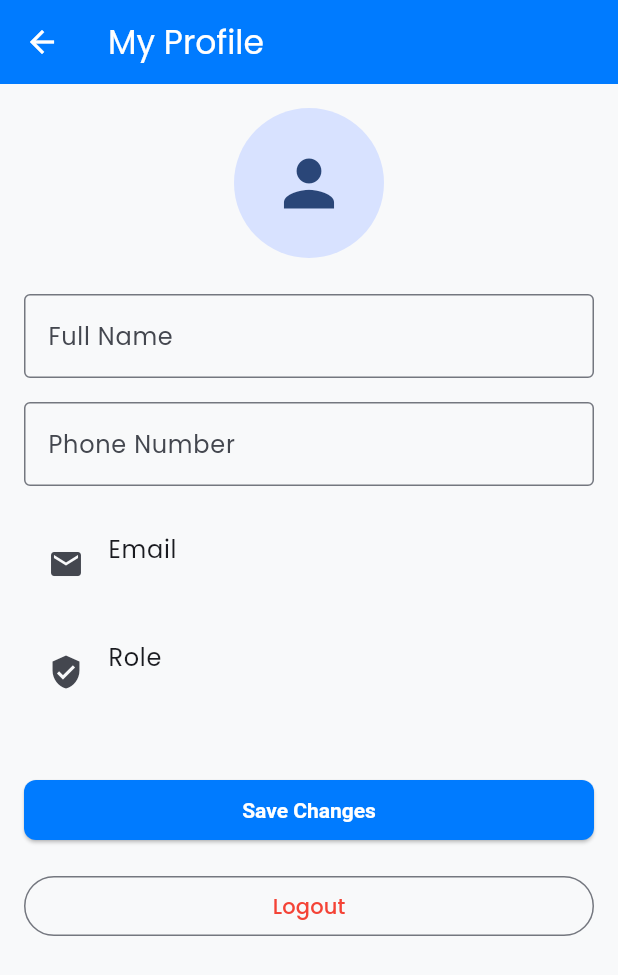
After one commit to SHuzaifaAli/DemoDocApp, a Flutter app: the ProfileScreen screen opened by its route, on a phone screen of 412 x 824 dp. The commit adds this screen. Shown: the top 975 px of the screen. Run offline on Flutter 3.47's test engine with Material 3 defaults, Android fonts, the phone set to English and light mode, and no system bars; our stand-ins replace fl_chart, get, get_storage, google_fonts, permission_handler, supabase_flutter; missing offline and left inert: agora_rtc_engine; accounts and stored records are empty; network calls fail.

Commit message:
Phase 1: Implement Profile Management CRUD and ProfileScreen for all roles

```diff
--- a/lib/features/admin/presentation/screens/admin_dashboard_screen.dart
+++ b/lib/features/admin/presentation/screens/admin_dashboard_screen.dart
@@ -15,8 +15,12 @@ class AdminDashboardScreen extends GetView<AdminController> {
         title: const Text('Admin Dashboard'),
         actions: [
           IconButton(
+            icon: const Icon(Icons.person),
+            onPressed: () => Get.toNamed('/profile'),
+          ),
+          IconButton(
             icon: const Icon(Icons.refresh),
-            onPressed: controller.fetchData,
+            onPressed: () => controller.fetchData(),
           ),
         ],
       ),
--- a/lib/features/auth/data/datasources/auth_remote_datasource.dart
+++ b/lib/features/auth/data/datasources/auth_remote_datasource.dart
@@ -7,6 +7,7 @@ abstract class AuthRemoteDataSource {
   Future<void> signOut();
   Future<UserModel?> getCurrentUser();
   Future<String?> getUserRole(String userId);
+  Future<void> updateProfile(String userId, Map<String, dynamic> data);
 }
 
 class AuthRemoteDataSourceImpl implements AuthRemoteDataSource {
@@ -111,4 +112,9 @@ class AuthRemoteDataSourceImpl implements AuthRemoteDataSource {
       return {};
     }
   }
+
+  @override
+  Future<void> updateProfile(String userId, Map<String, dynamic> data) async {
+    await supabase.from('profiles').update(data).eq('id', userId);
+  }
 }
--- a/lib/features/auth/data/repositories/auth_repository_impl.dart
+++ b/lib/features/auth/data/repositories/auth_repository_impl.dart
@@ -31,4 +31,9 @@ class AuthRepositoryImpl implements AuthRepository {
   Future<String?> getUserRole(String userId) {
     return remoteDataSource.getUserRole(userId);
   }
+
+  @override
+  Future<void> updateProfile(String userId, Map<String, dynamic> data) {
+    return remoteDataSource.updateProfile(userId, data);
+  }
 }
--- a/lib/features/auth/domain/repositories/auth_repository.dart
+++ b/lib/features/auth/domain/repositories/auth_repository.dart
@@ -6,4 +6,5 @@ abstract class AuthRepository {
   Future<void> signOut();
   Future<UserEntity?> getCurrentUser();
   Future<String?> getUserRole(String userId);
+  Future<void> updateProfile(String userId, Map<String, dynamic> data);
 }
--- a/lib/features/auth/domain/usecases/sign_in_usecase.dart
+++ b/lib/features/auth/domain/usecases/sign_in_usecase.dart
@@ -17,6 +17,15 @@ class SignUpUseCase {
   SignUpUseCase(this.repository);
 
   Future<UserEntity> execute(String email, String password, String fullName) {
-    return repository.signUpWithEmail(email, password, fullName);
+    return repository.signUpWithEmail(email, password, fullName: fullName);
   }
 }
+
+class UpdateProfileUseCase {
+  final AuthRepository repository;
+  UpdateProfileUseCase(this.repository);
+
+  Future<void> execute(String userId, Map<String, dynamic> data) {
+    return repository.updateProfile(userId, data);
+  }
+}
--- a/lib/features/auth/presentation/bindings/auth_binding.dart
+++ b/lib/features/auth/presentation/bindings/auth_binding.dart
@@ -21,12 +21,14 @@ class AuthBinding extends Bindings {
     // Use cases
     Get.lazyPut(() => SignInUseCase(Get.find<AuthRepositoryImpl>()));
     Get.lazyPut(() => SignUpUseCase(Get.find<AuthRepositoryImpl>()));
+    Get.lazyPut(() => UpdateProfileUseCase(Get.find<AuthRepositoryImpl>()));
 
     // Controllers
     Get.lazyPut(
       () => AuthController(
         signInUseCase: Get.find<SignInUseCase>(),
         signUpUseCase: Get.find<SignUpUseCase>(),
+        updateProfileUseCase: Get.find<UpdateProfileUseCase>(),
       ),
     );
   }
--- a/lib/features/auth/presentation/controllers/auth_controller.dart
+++ b/lib/features/auth/presentation/controllers/auth_controller.dart
@@ -6,10 +6,12 @@ import 'package:hospital_booking_management/core/constants/app_constants.dart';
 class AuthController extends GetxController {
   final SignInUseCase signInUseCase;
   final SignUpUseCase signUpUseCase;
+  final UpdateProfileUseCase updateProfileUseCase;
 
   AuthController({
     required this.signInUseCase,
     required this.signUpUseCase,
+    required this.updateProfileUseCase,
   });
 
   final _isLoading = false.obs;
@@ -17,6 +19,12 @@ class AuthController extends GetxController {
 
   final _user = Rxn<UserEntity>();
   UserEntity? get user => _user.value;
+
+  @override
+  void onInit() {
+    super.onInit();
+    // In a real app, we'd check for an existing session here
+  }
 
   Future<void> login(String email, String password) async {
     try {
@@ -44,6 +52,28 @@ class AuthController extends GetxController {
     }
   }
 
+  Future<void> updateProfile(Map<String, dynamic> data) async {
+    if (user == null) return;
+    try {
+      _isLoading.value = true;
+      await updateProfileUseCase.execute(user!.id, data);
+      // Update local user state
+      _user.value = UserEntity(
+        id: user!.id,
+        email: user!.email,
+        fullName: data['full_name'] ?? user!.fullName,
+        phoneNumber: data['phone_number'] ?? user!.phoneNumber,
+        avatarUrl: data['avatar_url'] ?? user!.avatarUrl,
+        role: user!.role,
+      );
+      Get.snackbar('Success', 'Profile updated successfully');
+    } catch (e) {
+      Get.snackbar('Error', e.toString());
+    } finally {
+      _isLoading.value = false;
+    }
+  }
+
   void _navigateBasedOnRole(String? role) {
     switch (role) {
       case AppConstants.rolePatient:
--- /dev/null
+++ b/lib/features/auth/presentation/screens/profile_screen.dart
@@ -0,0 +1,79 @@
+import 'package:flutter/material.dart';
+import 'package:get/get.dart';
+import '../controllers/auth_controller.dart';
+
+class ProfileScreen extends StatelessWidget {
+  const ProfileScreen({super.key});
+
+  @override
+  Widget build(BuildContext context) {
+    final controller = Get.find<AuthController>();
+    final fullNameController = TextEditingController(text: controller.user?.fullName);
+    final phoneController = TextEditingController(text: controller.user?.phoneNumber);
+
+    return Scaffold(
+      appBar: AppBar(title: const Text('My Profile')),
+      body: SingleChildScrollView(
+        padding: const EdgeInsets.all(16.0),
+        child: Column(
+          children: [
+            const CircleAvatar(
+              radius: 50,
+              child: Icon(Icons.person, size: 50),
+            ),
+            const SizedBox(height: 24),
+            TextField(
+              controller: fullNameController,
+              decoration: const InputDecoration(
+                labelText: 'Full Name',
+                border: OutlineInputBorder(),
+              ),
+            ),
+            const SizedBox(height: 16),
+            TextField(
+              controller: phoneController,
+              decoration: const InputDecoration(
+                labelText: 'Phone Number',
+                border: OutlineInputBorder(),
+              ),
+              keyboardType: TextInputType.phone,
+            ),
+            const SizedBox(height: 16),
+            ListTile(
+              title: const Text('Email'),
+              subtitle: Text(controller.user?.email ?? 'N/A'),
+              leading: const Icon(Icons.email),
+            ),
+            ListTile(
+              title: const Text('Role'),
+              subtitle: Text(controller.user?.role?.toUpperCase() ?? 'N/A'),
+              leading: const Icon(Icons.verified_user),
+            ),
+            const SizedBox(height: 32),
+            Obx(() => controller.isLoading
+                ? const CircularProgressIndicator()
+                : SizedBox(
+                    width: double.infinity,
+                    child: ElevatedButton(
+                      onPressed: () => controller.updateProfile({
+                        'full_name': fullNameController.text.trim(),
+                        'phone_number': phoneController.text.trim(),
+                      }),
+                      child: const Text('Save Changes'),
+                    ),
+                  )),
+            const SizedBox(height: 16),
+            SizedBox(
+              width: double.infinity,
+              child: OutlinedButton(
+                onPressed: () => controller.signOut().then((_) => Get.offAllNamed('/login')),
+                style: OutlinedButton.styleFrom(foregroundColor: Colors.red),
+                child: const Text('Logout'),
+              ),
+            ),
+          ],
+        ),
+      ),
+    );
+  }
+}
--- a/lib/features/doctors/presentation/screens/doctor_dashboard_screen.dart
+++ b/lib/features/doctors/presentation/screens/doctor_dashboard_screen.dart
@@ -11,6 +11,10 @@ class DoctorDashboardScreen extends GetView<DoctorController> {
       appBar: AppBar(
         title: const Text('Doctor Dashboard'),
         actions: [
+          IconButton(
+            icon: const Icon(Icons.person),
+            onPressed: () => Get.toNamed('/profile'),
+          ),
           IconButton(
             icon: const Icon(Icons.settings),
             onPressed: () {},
--- a/lib/main.dart
+++ b/lib/main.dart
@@ -6,6 +6,7 @@ import 'core/constants/app_constants.dart';
 import 'core/theme/app_theme.dart';
 import 'features/auth/presentation/screens/login_screen.dart';
 import 'features/auth/presentation/screens/register_screen.dart';
+import 'features/auth/presentation/screens/profile_screen.dart';
 import 'features/auth/presentation/bindings/auth_binding.dart';
 import 'features/patients/presentation/screens/patient_dashboard_screen.dart';
 import 'features/patients/presentation/bindings/patient_binding.dart';
@@ -52,6 +53,11 @@ class MyApp extends StatelessWidget {
           page: () => RegisterScreen(),
           binding: AuthBinding(),
         ),
+        GetPage(
+          name: '/profile',
+          page: () => const ProfileScreen(),
+          binding: AuthBinding(),
+        ),
         // Placeholders for other routes
         GetPage(
           name: '/patient-dashboard',
```
